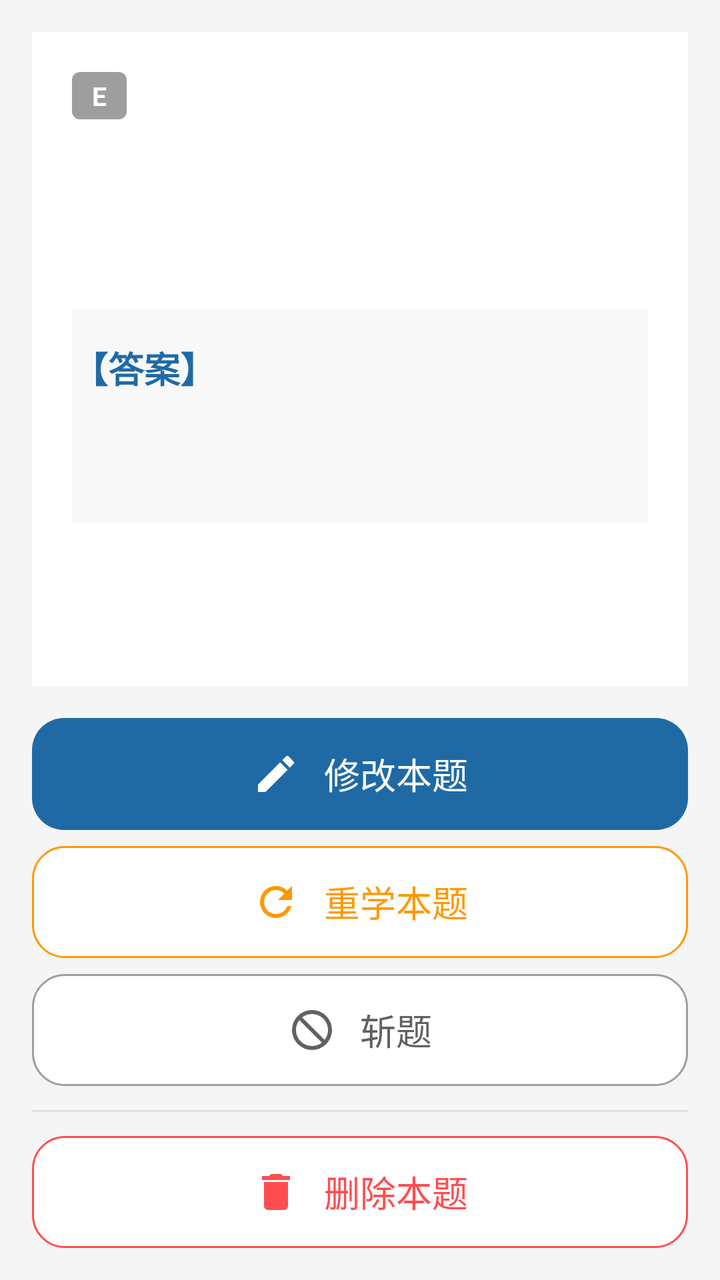
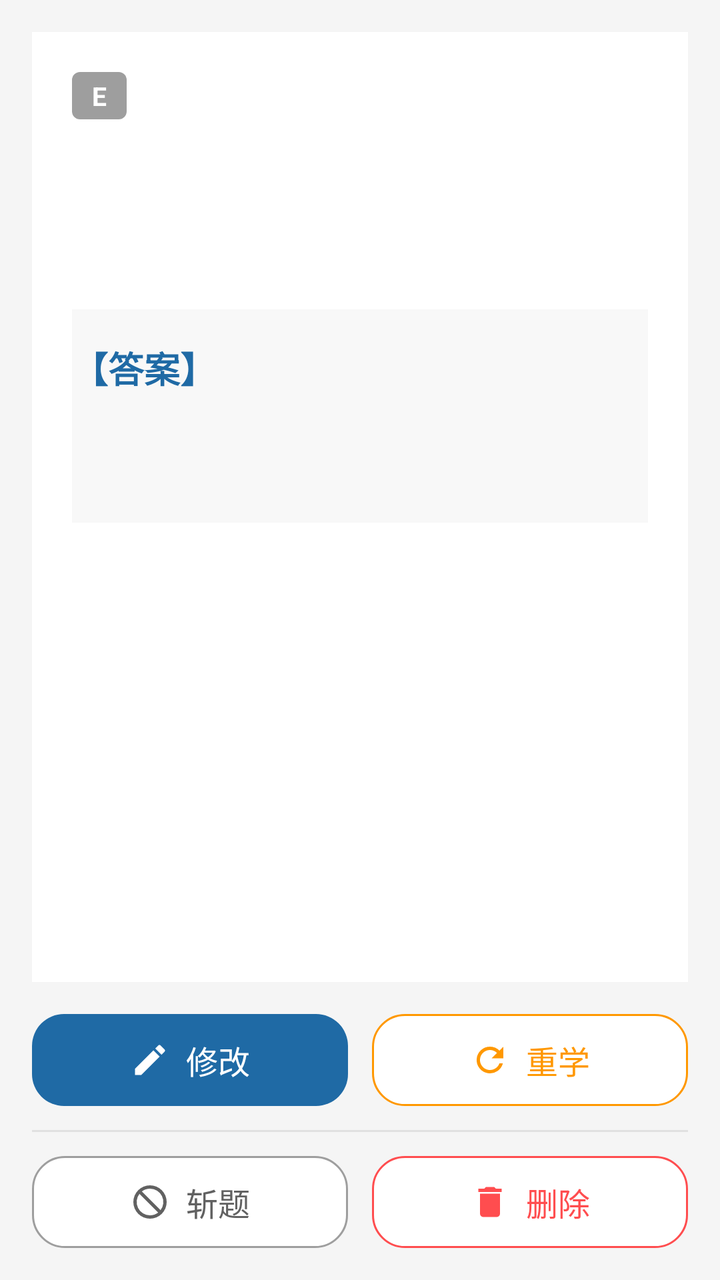

Screens rendered from an Android XML layout before and after an edit, with the pre-edit source and the edit as a unified diff.
<!-- AndroidManifest.xml: application theme Theme.Demo -->
<!-- res/layout/activity_question_detail.xml -->
<?xml version="1.0" encoding="utf-8"?>
<LinearLayout
    xmlns:android="http://schemas.android.com/apk/res/android"
    xmlns:app="http://schemas.android.com/apk/res-auto"
    android:layout_width="match_parent"
    android:layout_height="match_parent"
    android:orientation="vertical"
    android:background="#f5f5f5"
    android:padding="16dp">

    <androidx.core.widget.NestedScrollView
        android:layout_width="match_parent"
        android:layout_height="0dp"
        android:layout_weight="1"
        android:background="@android:color/white"
        android:padding="20dp">

        <LinearLayout
            android:layout_width="match_parent"
            android:layout_height="wrap_content"
            android:orientation="vertical">

            
            <LinearLayout
                android:layout_width="wrap_content"
                android:layout_height="wrap_content"
                android:orientation="horizontal"
                android:gravity="center_vertical">

                <TextView
                    android:id="@+id/tv_level_badge"
                    android:layout_width="wrap_content"
                    android:layout_height="wrap_content"
                    android:background="@drawable/bg_level_badge"
                    android:paddingHorizontal="10dp"
                    android:paddingVertical="3dp"
                    android:textColor="@android:color/white"
                    android:textSize="13sp"
                    android:textStyle="bold"
                    android:text="E" />

                <TextView
                    android:id="@+id/tv_excluded_badge"
                    android:layout_width="wrap_content"
                    android:layout_height="wrap_content"
                    android:layout_marginStart="8dp"
                    android:background="@drawable/bg_level_badge"
                    android:paddingHorizontal="10dp"
                    android:paddingVertical="3dp"
                    android:textColor="@android:color/white"
                    android:textSize="13sp"
                    android:textStyle="bold"
                    android:text="已斩"
                    android:visibility="gone" />
            </LinearLayout>

            <TextView
                android:id="@+id/tv_question"
                android:layout_width="match_parent"
                android:layout_height="wrap_content"
                android:layout_marginTop="12dp"
                android:textSize="20sp"
                android:textColor="@color/detail_text_primary"
                android:lineSpacingExtra="8dp" />

            <HorizontalScrollView
                android:layout_width="match_parent"
                android:layout_height="wrap_content"
                android:layout_marginTop="16dp">
                <LinearLayout
                    android:id="@+id/review_image_layout"
                    android:layout_width="wrap_content"
                    android:layout_height="wrap_content"
                    android:orientation="horizontal"
                    android:padding="8dp" />
            </HorizontalScrollView>

            <LinearLayout
                android:id="@+id/answer_layout"
                android:layout_width="match_parent"
                android:layout_height="wrap_content"
                android:orientation="vertical"
                android:layout_marginTop="24dp"
                android:paddingTop="16dp"
                android:background="#f8f8f8">

                <TextView
                    android:layout_width="wrap_content"
                    android:layout_height="wrap_content"
                    android:text="【答案】"
                    android:textSize="18sp"
                    android:textStyle="bold"
                    android:textColor="#1f6aa5" />

                <TextView
                    android:id="@+id/tv_answer"
                    android:layout_width="match_parent"
                    android:layout_height="wrap_content"
                    android:textSize="18sp"
                    android:textColor="@color/detail_text_primary"
                    android:layout_marginTop="8dp" />

                <HorizontalScrollView
                    android:layout_width="match_parent"
                    android:layout_height="wrap_content"
                    android:layout_marginTop="16dp">
                    <LinearLayout
                        android:id="@+id/answer_image_layout"
                        android:layout_width="wrap_content"
                        android:layout_height="wrap_content"
                        android:orientation="horizontal"
                        android:padding="8dp" />
                </HorizontalScrollView>

            </LinearLayout>

        </LinearLayout>

    </androidx.core.widget.NestedScrollView>

    
    <LinearLayout
        android:id="@+id/action_group"
        android:layout_width="match_parent"
        android:layout_height="wrap_content"
        android:orientation="vertical"
        android:layout_marginTop="16dp">

        
        <LinearLayout
            android:id="@+id/btn_edit"
            android:layout_width="match_parent"
            android:layout_height="56dp"
            android:orientation="horizontal"
            android:gravity="center"
            android:background="@drawable/bg_detail_primary"
            android:foreground="?attr/selectableItemBackground"
            android:clickable="true"
            android:focusable="true"
            android:layout_marginBottom="8dp">

            <ImageView
                android:layout_width="24dp"
                android:layout_height="24dp"
                android:layout_marginEnd="12dp"
                android:src="@drawable/ic_detail_edit"
                android:contentDescription="修改" />

            <TextView
                android:layout_width="wrap_content"
                android:layout_height="wrap_content"
                android:text="修改本题"
                android:textColor="@android:color/white"
                android:textSize="18sp" />
        </LinearLayout>

        
        <LinearLayout
            android:id="@+id/btn_restudy"
            android:layout_width="match_parent"
            android:layout_height="56dp"
            android:orientation="horizontal"
            android:gravity="center"
            android:background="@drawable/bg_detail_outline_warn"
            android:foreground="?attr/selectableItemBackground"
            android:clickable="true"
            android:focusable="true"
            android:layout_marginBottom="8dp">

            <ImageView
                android:layout_width="24dp"
                android:layout_height="24dp"
                android:layout_marginEnd="12dp"
                android:src="@drawable/ic_detail_restudy"
                android:contentDescription="重学" />

            <TextView
                android:layout_width="wrap_content"
                android:layout_height="wrap_content"
                android:text="重学本题"
                android:textColor="@color/detail_warn"
                android:textSize="18sp" />
        </LinearLayout>

        
        <LinearLayout
            android:id="@+id/btn_exclude"
            android:layout_width="match_parent"
            android:layout_height="56dp"
            android:orientation="horizontal"
            android:gravity="center"
            android:background="@drawable/bg_detail_outline_gray"
            android:foreground="?attr/selectableItemBackground"
            android:clickable="true"
            android:focusable="true"
            android:layout_marginBottom="8dp">

            <ImageView
                android:id="@+id/btn_exclude_icon"
                android:layout_width="24dp"
                android:layout_height="24dp"
                android:layout_marginEnd="12dp"
                android:src="@drawable/ic_detail_exclude"
                android:contentDescription="斩题" />

            <TextView
                android:id="@+id/btn_exclude_text"
                android:layout_width="wrap_content"
                android:layout_height="wrap_content"
                android:text="斩题"
                android:textColor="@color/detail_text_secondary"
                android:textSize="18sp" />
        </LinearLayout>

        
        <View
            android:layout_width="match_parent"
            android:layout_height="1dp"
            android:background="@color/detail_divider"
            android:layout_marginTop="4dp"
            android:layout_marginBottom="12dp" />

        
        <LinearLayout
            android:id="@+id/btn_delete"
            android:layout_width="match_parent"
            android:layout_height="56dp"
            android:orientation="horizontal"
            android:gravity="center"
            android:background="@drawable/bg_detail_outline_danger"
            android:foreground="?attr/selectableItemBackground"
            android:clickable="true"
            android:focusable="true">

            <ImageView
                android:layout_width="24dp"
                android:layout_height="24dp"
                android:layout_marginEnd="12dp"
                android:src="@drawable/ic_detail_delete"
                android:contentDescription="删除" />

            <TextView
                android:layout_width="wrap_content"
                android:layout_height="wrap_content"
                android:text="删除本题"
                android:textColor="@color/detail_danger"
                android:textSize="18sp" />
        </LinearLayout>

    </LinearLayout>

</LinearLayout>
<!-- resources referenced by this layout -->
<resources>
  <color name="detail_danger">#FF4D4F</color>
  <color name="detail_divider">#E0E0E0</color>
  <color name="detail_text_primary">#333333</color>
  <color name="detail_text_secondary">#616161</color>
  <color name="detail_warn">#FF9800</color>
  <!-- drawable bg_detail_outline_danger (drawable) -->
  <?xml version="1.0" encoding="utf-8"?>
  <shape xmlns:android="http://schemas.android.com/apk/res/android"
      android:shape="rectangle">
      <corners android:radius="16dp" />
      <solid android:color="#FFFFFF" />
      <stroke android:width="1dp" android:color="@color/detail_danger" />
  </shape>
  <!-- drawable bg_detail_outline_gray (drawable) -->
  <?xml version="1.0" encoding="utf-8"?>
  <shape xmlns:android="http://schemas.android.com/apk/res/android"
      android:shape="rectangle">
      <corners android:radius="16dp" />
      <solid android:color="#FFFFFF" />
      <stroke android:width="1dp" android:color="@color/detail_secondary_stroke" />
  </shape>
  <!-- drawable bg_detail_outline_warn (drawable) -->
  <?xml version="1.0" encoding="utf-8"?>
  <shape xmlns:android="http://schemas.android.com/apk/res/android"
      android:shape="rectangle">
      <corners android:radius="16dp" />
      <solid android:color="#FFFFFF" />
      <stroke android:width="1dp" android:color="@color/detail_warn" />
  </shape>
  <!-- drawable bg_detail_primary (drawable) -->
  <?xml version="1.0" encoding="utf-8"?>
  <shape xmlns:android="http://schemas.android.com/apk/res/android"
      android:shape="rectangle">
      <corners android:radius="16dp" />
      <solid android:color="@color/detail_primary" />
  </shape>
  <!-- drawable bg_level_badge (drawable) -->
  <?xml version="1.0" encoding="utf-8"?>
  <shape xmlns:android="http://schemas.android.com/apk/res/android"
      android:shape="rectangle">
      <corners android:radius="4dp"/>
      <solid android:color="#9e9e9e"/>
  </shape>
  <!-- drawable ic_detail_delete (drawable) -->
  <?xml version="1.0" encoding="utf-8"?>
  <vector xmlns:android="http://schemas.android.com/apk/res/android"
      android:width="24dp"
      android:height="24dp"
      android:viewportWidth="24"
      android:viewportHeight="24"
      android:tint="@color/detail_danger">
      <path
          android:fillColor="#FFFFFF"
          android:pathData="M6,19a2,2 0,0 0,2 2h8a2,2 0,0 0,2 -2V7H6zM19,4h-3.5l-1,-1h-5l-1,1H5v2h14z" />
  </vector>
  <!-- drawable ic_detail_edit (drawable) -->
  <?xml version="1.0" encoding="utf-8"?>
  <vector xmlns:android="http://schemas.android.com/apk/res/android"
      android:width="24dp"
      android:height="24dp"
      android:viewportWidth="24"
      android:viewportHeight="24"
      android:tint="@color/white">
      <path
          android:fillColor="#FFFFFF"
          android:pathData="M3,17.25V21h3.75L17.81,9.94l-3.75,-3.75L3,17.25zM20.71,7.04a1,1 0 0,0 0,-1.41l-2.34,-2.34a1,1 0 0,0 -1.41,0l-1.83,1.83 3.75,3.75 1.83,-1.83z" />
  </vector>
  <!-- drawable ic_detail_restudy (drawable) -->
  <?xml version="1.0" encoding="utf-8"?>
  <vector xmlns:android="http://schemas.android.com/apk/res/android"
      android:width="24dp"
      android:height="24dp"
      android:viewportWidth="24"
      android:viewportHeight="24"
      android:tint="@color/detail_warn">
      <path
          android:fillColor="#FFFFFF"
          android:pathData="M17.65,6.35A7.95,7.95 0,0 0,12 4a8,8 0,1 0,7.73,10h-2.08A6,6 0,1 1,12 6c1.66,0 3.14,0.69 4.22,1.78L13,11h7V4l-2.35,2.35z" />
  </vector>
  <style name="Theme.Demo" parent="Base.Theme.Demo" />
  <color name="detail_secondary_stroke">#9E9E9E</color>
  <color name="detail_primary">#1F6AA5</color>
  <color name="white">#FFFFFFFF</color>
  <style name="Base.Theme.Demo" parent="Theme.Material3.DayNight.NoActionBar">
          
          
      </style>
  <!-- unchanged entries left out for length: 1 -->
</resources>

<!-- the commit's change to res/layout/activity_question_detail.xml (unified diff, before → after) -->
@@ -40,6 +40,15 @@
                     android:text="E" />
 
                 <TextView
+                    android:id="@+id/tv_question_id"
+                    android:layout_width="wrap_content"
+                    android:layout_height="wrap_content"
+                    android:layout_marginStart="8dp"
+                    android:textColor="@color/detail_text_secondary"
+                    android:textSize="12sp"
+                    android:singleLine="true" />
+
+                <TextView
                     android:id="@+id/tv_excluded_badge"
                     android:layout_width="wrap_content"
                     android:layout_height="wrap_content"
@@ -128,125 +137,138 @@
 
         
         <LinearLayout
-            android:id="@+id/btn_edit"
-            android:layout_width="match_parent"
-            android:layout_height="56dp"
-            android:orientation="horizontal"
-            android:gravity="center"
-            android:background="@drawable/bg_detail_primary"
-            android:foreground="?attr/selectableItemBackground"
-            android:clickable="true"
-            android:focusable="true"
-            android:layout_marginBottom="8dp">
-
-            <ImageView
-                android:layout_width="24dp"
-                android:layout_height="24dp"
-                android:layout_marginEnd="12dp"
-                android:src="@drawable/ic_detail_edit"
-                android:contentDescription="修改" />
-
-            <TextView
-                android:layout_width="wrap_content"
-                android:layout_height="wrap_content"
-                android:text="修改本题"
-                android:textColor="@android:color/white"
-                android:textSize="18sp" />
+            android:layout_width="match_parent"
+            android:layout_height="wrap_content"
+            android:orientation="horizontal">
+
+            <LinearLayout
+                android:id="@+id/btn_edit"
+                android:layout_width="0dp"
+                android:layout_weight="1"
+                android:layout_height="46dp"
+                android:orientation="horizontal"
+                android:gravity="center"
+                android:background="@drawable/bg_detail_primary"
+                android:foreground="?attr/selectableItemBackground"
+                android:clickable="true"
+                android:focusable="true">
+
+                <ImageView
+                    android:layout_width="20dp"
+                    android:layout_height="20dp"
+                    android:layout_marginEnd="8dp"
+                    android:src="@drawable/ic_detail_edit"
+                    android:contentDescription="修改" />
+
+                <TextView
+                    android:layout_width="wrap_content"
+                    android:layout_height="wrap_content"
+                    android:text="修改"
+                    android:textColor="@android:color/white"
+                    android:textSize="16sp" />
+            </LinearLayout>
+
+            <LinearLayout
+                android:id="@+id/btn_restudy"
+                android:layout_width="0dp"
+                android:layout_weight="1"
+                android:layout_height="46dp"
+                android:layout_marginStart="12dp"
+                android:orientation="horizontal"
+                android:gravity="center"
+                android:background="@drawable/bg_detail_outline_warn"
+                android:foreground="?attr/selectableItemBackground"
+                android:clickable="true"
+                android:focusable="true">
+
+                <ImageView
+                    android:layout_width="20dp"
+                    android:layout_height="20dp"
+                    android:layout_marginEnd="8dp"
+                    android:src="@drawable/ic_detail_restudy"
+                    android:contentDescription="重学" />
+
+                <TextView
+                    android:layout_width="wrap_content"
+                    android:layout_height="wrap_content"
+                    android:text="重学"
+                    android:textColor="@color/detail_warn"
+                    android:textSize="16sp" />
+            </LinearLayout>
         </LinearLayout>
+
+        
+        <View
+            android:layout_width="match_parent"
+            android:layout_height="1dp"
+            android:background="@color/detail_divider"
+            android:layout_marginTop="12dp"
+            android:layout_marginBottom="12dp" />
 
         
         <LinearLayout
-            android:id="@+id/btn_restudy"
-            android:layout_width="match_parent"
-            android:layout_height="56dp"
-            android:orientation="horizontal"
-            android:gravity="center"
-            android:background="@drawable/bg_detail_outline_warn"
-            android:foreground="?attr/selectableItemBackground"
-            android:clickable="true"
-            android:focusable="true"
-            android:layout_marginBottom="8dp">
-
-            <ImageView
-                android:layout_width="24dp"
-                android:layout_height="24dp"
-                android:layout_marginEnd="12dp"
-                android:src="@drawable/ic_detail_restudy"
-                android:contentDescription="重学" />
-
-            <TextView
-                android:layout_width="wrap_content"
-                android:layout_height="wrap_content"
-                android:text="重学本题"
-                android:textColor="@color/detail_warn"
-                android:textSize="18sp" />
+            android:layout_width="match_parent"
+            android:layout_height="wrap_content"
+            android:orientation="horizontal">
+
+            <LinearLayout
+                android:id="@+id/btn_exclude"
+                android:layout_width="0dp"
+                android:layout_weight="1"
+                android:layout_height="46dp"
+                android:orientation="horizontal"
+                android:gravity="center"
+                android:background="@drawable/bg_detail_outline_gray"
+                android:foreground="?attr/selectableItemBackground"
+                android:clickable="true"
+                android:focusable="true">
+
+                <ImageView
+                    android:id="@+id/btn_exclude_icon"
+                    android:layout_width="20dp"
+                    android:layout_height="20dp"
+                    android:layout_marginEnd="8dp"
+                    android:src="@drawable/ic_detail_exclude"
+                    android:contentDescription="斩题" />
+
+                <TextView
+                    android:id="@+id/btn_exclude_text"
+                    android:layout_width="wrap_content"
+                    android:layout_height="wrap_content"
+                    android:text="斩题"
+                    android:textColor="@color/detail_text_secondary"
+                    android:textSize="16sp" />
+            </LinearLayout>
+
+            <LinearLayout
+                android:id="@+id/btn_delete"
+                android:layout_width="0dp"
+                android:layout_weight="1"
+                android:layout_height="46dp"
+                android:layout_marginStart="12dp"
+                android:orientation="horizontal"
+                android:gravity="center"
+                android:background="@drawable/bg_detail_outline_danger"
+                android:foreground="?attr/selectableItemBackground"
+                android:clickable="true"
+                android:focusable="true">
+
+                <ImageView
+                    android:layout_width="20dp"
+                    android:layout_height="20dp"
+                    android:layout_marginEnd="8dp"
+                    android:src="@drawable/ic_detail_delete"
+                    android:contentDescription="删除" />
+
+                <TextView
+                    android:layout_width="wrap_content"
+                    android:layout_height="wrap_content"
+                    android:text="删除"
+                    android:textColor="@color/detail_danger"
+                    android:textSize="16sp" />
+            </LinearLayout>
         </LinearLayout>
 
-        
-        <LinearLayout
-            android:id="@+id/btn_exclude"
-            android:layout_width="match_parent"
-            android:layout_height="56dp"
-            android:orientation="horizontal"
-            android:gravity="center"
-            android:background="@drawable/bg_detail_outline_gray"
-            android:foreground="?attr/selectableItemBackground"
-            android:clickable="true"
-            android:focusable="true"
-            android:layout_marginBottom="8dp">
-
-            <ImageView
-                android:id="@+id/btn_exclude_icon"
-                android:layout_width="24dp"
-                android:layout_height="24dp"
-                android:layout_marginEnd="12dp"
-                android:src="@drawable/ic_detail_exclude"
-                android:contentDescription="斩题" />
-
-            <TextView
-                android:id="@+id/btn_exclude_text"
-                android:layout_width="wrap_content"
-                android:layout_height="wrap_content"
-                android:text="斩题"
-                android:textColor="@color/detail_text_secondary"
-                android:textSize="18sp" />
-        </LinearLayout>
-
-        
-        <View
-            android:layout_width="match_parent"
-            android:layout_height="1dp"
-            android:background="@color/detail_divider"
-            android:layout_marginTop="4dp"
-            android:layout_marginBottom="12dp" />
-
-        
-        <LinearLayout
-            android:id="@+id/btn_delete"
-            android:layout_width="match_parent"
-            android:layout_height="56dp"
-            android:orientation="horizontal"
-            android:gravity="center"
-            android:background="@drawable/bg_detail_outline_danger"
-            android:foreground="?attr/selectableItemBackground"
-            android:clickable="true"
-            android:focusable="true">
-
-            <ImageView
-                android:layout_width="24dp"
-                android:layout_height="24dp"
-                android:layout_marginEnd="12dp"
-                android:src="@drawable/ic_detail_delete"
-                android:contentDescription="删除" />
-
-            <TextView
-                android:layout_width="wrap_content"
-                android:layout_height="wrap_content"
-                android:text="删除本题"
-                android:textColor="@color/detail_danger"
-                android:textSize="18sp" />
-        </LinearLayout>
-
     </LinearLayout>
 
 </LinearLayout>
